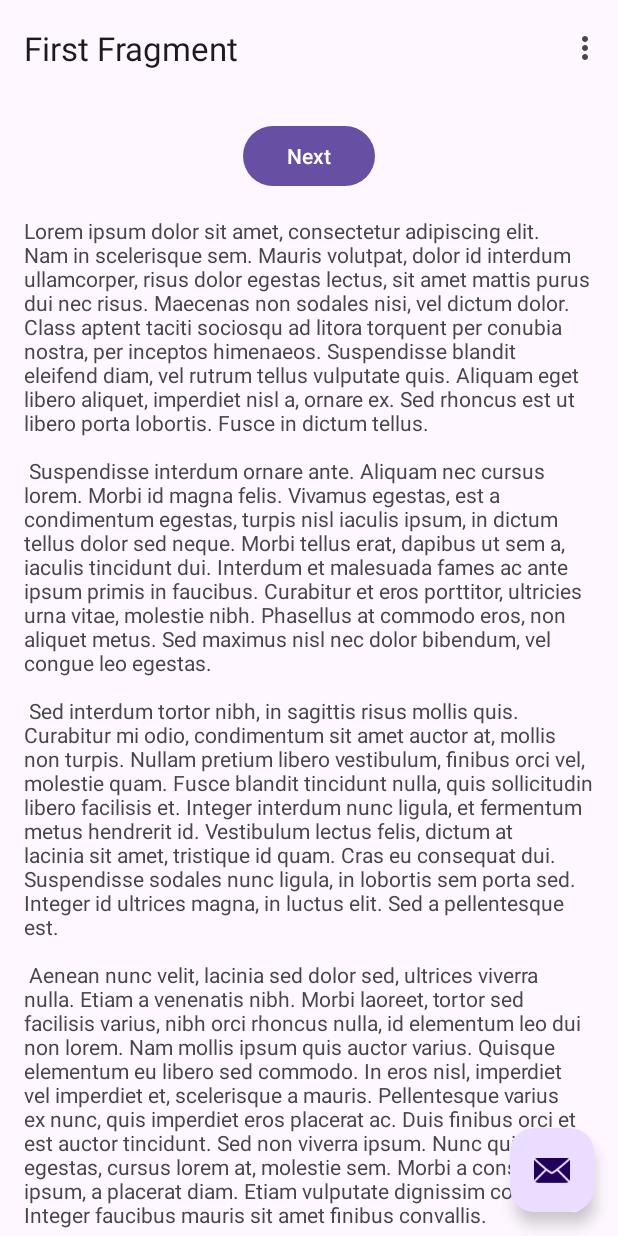
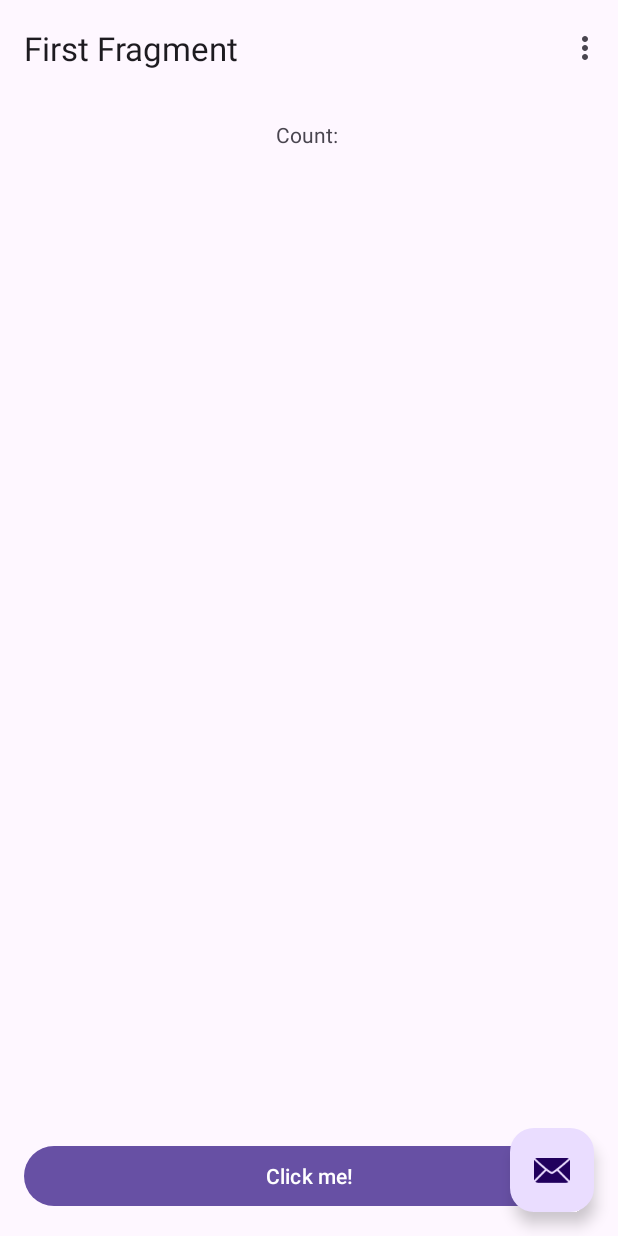
Before and after one commit to draago10/WrinkleThinkle, an Android app: the screen it shows after launch (MainActivity), on a phone screen of 412 x 824 dp. Run offline under Robolectric (Android 15) with nearby library versions, the phone set to English and light mode, and no system bars; our stand-ins replace navigation-ui.

Commit message:
Button and Text
added button and the ability to increment text.

```diff
--- a/app/src/main/java/com/example/wrinklethinkle/FirstFragment.kt
+++ b/app/src/main/java/com/example/wrinklethinkle/FirstFragment.kt
@@ -14,6 +14,7 @@ import com.example.wrinklethinkle.databinding.FragmentFirstBinding
 class FirstFragment : Fragment() {
 
     private var _binding: FragmentFirstBinding? = null
+    private var test = 0
 
     // This property is only valid between onCreateView and
     // onDestroyView.
@@ -32,8 +33,8 @@ class FirstFragment : Fragment() {
     override fun onViewCreated(view: View, savedInstanceState: Bundle?) {
         super.onViewCreated(view, savedInstanceState)
 
-        binding.buttonFirst.setOnClickListener {
-            findNavController().navigate(R.id.action_FirstFragment_to_SecondFragment)
+        binding.clickerButton.setOnClickListener {
+            incrementCount()
         }
     }
 
@@ -41,4 +42,10 @@ class FirstFragment : Fragment() {
         super.onDestroyView()
         _binding = null
     }
+
+    private fun incrementCount() {
+        test += 1
+        binding.textCount.text = "Count: ${test}"
+    }
+
 }
--- a/app/src/main/java/com/example/wrinklethinkle/SecondFragment.kt
+++ b/app/src/main/java/com/example/wrinklethinkle/SecondFragment.kt
@@ -32,9 +32,6 @@ class SecondFragment : Fragment() {
     override fun onViewCreated(view: View, savedInstanceState: Bundle?) {
         super.onViewCreated(view, savedInstanceState)
 
-        binding.buttonSecond.setOnClickListener {
-            findNavController().navigate(R.id.action_SecondFragment_to_FirstFragment)
-        }
     }
 
     override fun onDestroyView() {
--- a/app/src/main/res/layout/fragment_first.xml
+++ b/app/src/main/res/layout/fragment_first.xml
@@ -1,34 +1,22 @@
 <?xml version="1.0" encoding="utf-8"?>
-<androidx.core.widget.NestedScrollView
+<androidx.constraintlayout.widget.ConstraintLayout
         xmlns:android="http://schemas.android.com/apk/res/android"
         xmlns:app="http://schemas.android.com/apk/res-auto"
         xmlns:tools="http://schemas.android.com/tools"
         android:layout_width="match_parent"
         android:layout_height="match_parent"
-        tools:context=".FirstFragment">
-    <androidx.constraintlayout.widget.ConstraintLayout
-            android:layout_width="match_parent"
-            android:layout_height="match_parent"
-            android:padding="16dp">
-        <Button
-                android:id="@+id/button_first"
-                android:layout_width="wrap_content"
-                android:layout_height="wrap_content"
-                android:text="@string/next"
-                app:layout_constraintBottom_toTopOf="@id/textview_first"
-                app:layout_constraintEnd_toEndOf="parent"
-                app:layout_constraintStart_toStartOf="parent"
-                app:layout_constraintTop_toTopOf="parent"/>
-
-        <TextView
-                android:id="@+id/textview_first"
-                android:layout_width="wrap_content"
-                android:layout_height="wrap_content"
-                android:layout_marginTop="16dp"
-                android:text="@string/lorem_ipsum"
-                app:layout_constraintBottom_toBottomOf="parent"
-                app:layout_constraintEnd_toEndOf="parent"
-                app:layout_constraintStart_toStartOf="parent"
-                app:layout_constraintTop_toBottomOf="@id/button_first"/>
-    </androidx.constraintlayout.widget.ConstraintLayout>
-</androidx.core.widget.NestedScrollView>
+        tools:context=".FirstFragment" android:id="@+id/nestedScrollView">
+    <TextView
+            android:text="Count: "
+            android:layout_width="wrap_content"
+            android:layout_height="wrap_content" android:id="@+id/textCount" app:layout_constraintEnd_toEndOf="parent"
+            app:layout_constraintStart_toStartOf="parent" app:layout_constraintTop_toTopOf="parent"
+            android:layout_marginTop="16dp"/>
+    <Button
+            android:layout_width="0dp"
+            android:layout_height="wrap_content" android:id="@+id/clickerButton"
+            app:layout_constraintBottom_toBottomOf="parent" app:layout_constraintEnd_toEndOf="parent"
+            app:layout_constraintStart_toStartOf="parent" android:layout_marginBottom="16dp"
+            android:layout_marginStart="16dp" android:layout_marginEnd="16dp"
+            app:layout_constraintHorizontal_bias="0.0" android:text="Click me!"/>
+</androidx.constraintlayout.widget.ConstraintLayout>
```
